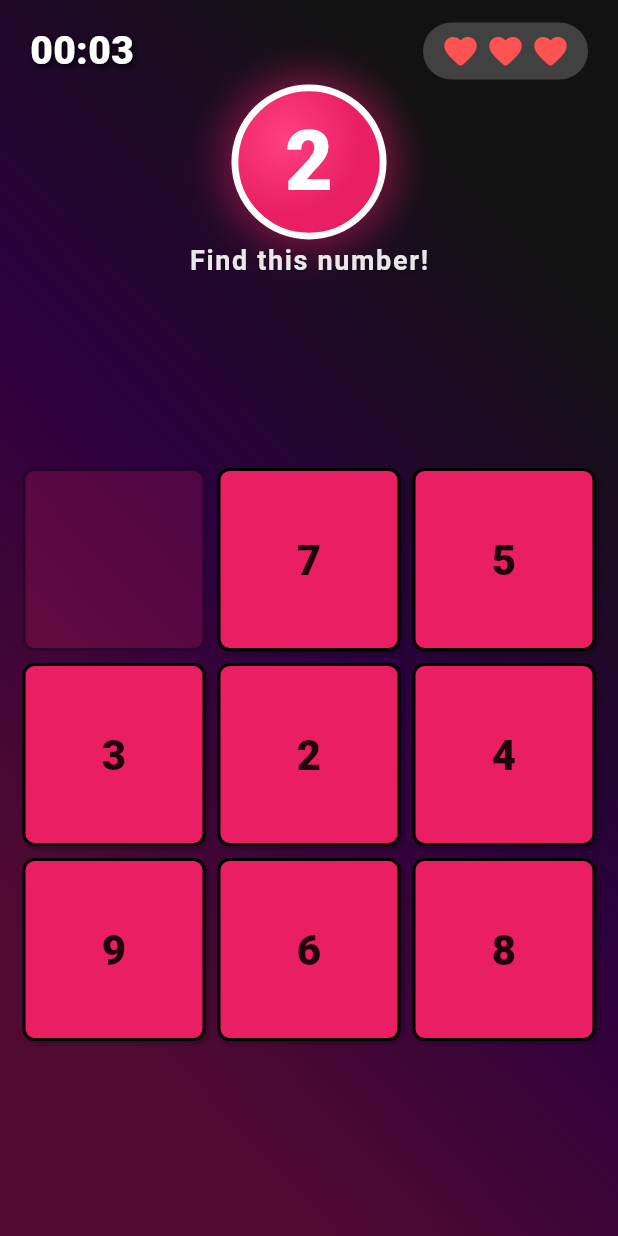
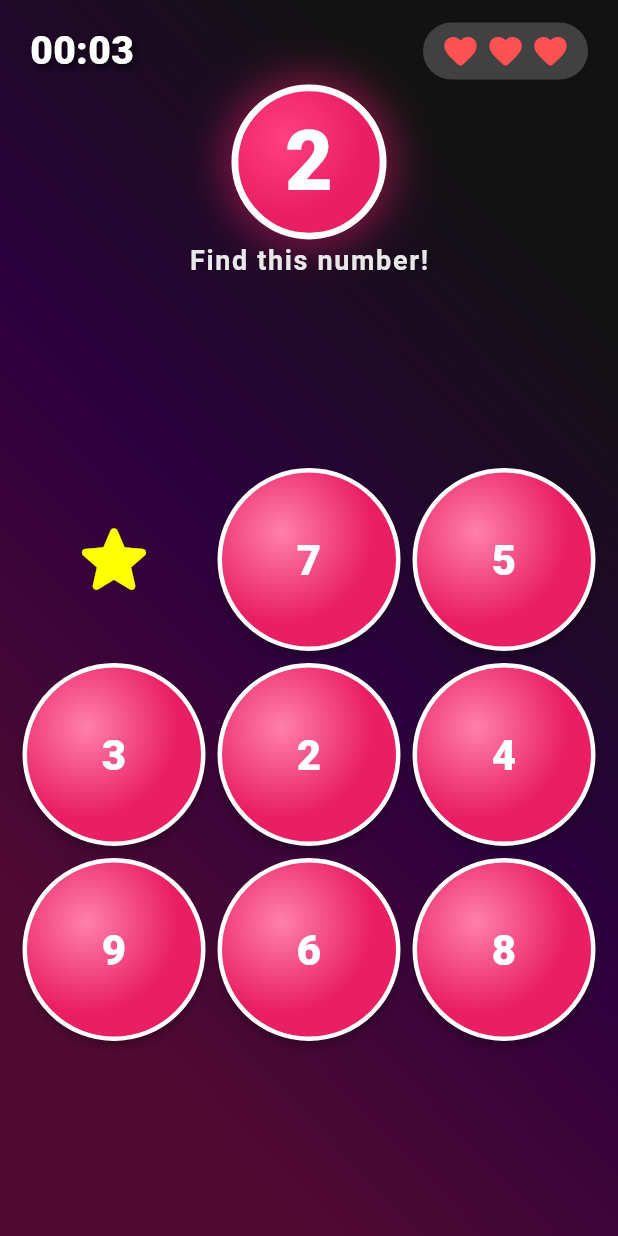
Before and after one commit to Pradeep-089/PopCount, a Flutter app: the GameScreen screen opened directly with sample values from the repository, after a tap on an icon or button, on a phone screen of 412 x 824 dp. Run offline on Flutter 3.47's test engine with Material 3 defaults, Android fonts, the phone set to English and light mode, and no system bars; our stand-ins replace equatable, flutter_bloc, shared_preferences; accounts and stored records are empty.

Commit message:
Enhance GameBubble with success sparkles and mistake wiggle animations

```diff
--- a/lib/screens/game_screen.dart
+++ b/lib/screens/game_screen.dart
@@ -80,7 +80,11 @@ class GameScreen extends StatelessWidget {
                                     itemCount: state.grid.length,
                                     itemBuilder: (context, index) {
                                       final cell = state.grid[index];
-                                      return _buildBubble(context, cell);
+                                      return GameBubble(
+                                        cell: cell,
+                                        expectedNumber: state.expectedNumber,
+                                        onTap: () => context.read<GameBloc>().add(BubbleTappedEvent(cell)),
+                                      );
                                     },
                                   );
                                 }
@@ -97,39 +101,6 @@ class GameScreen extends StatelessWidget {
               ),
             ),
           ],
-        ),
-      ),
-    );
-  }
-
-  Widget _buildBubble(BuildContext context, dynamic cell) {
-    return GestureDetector(
-      onTap: () => context.read<GameBloc>().add(BubbleTappedEvent(cell)),
-      child: AnimatedOpacity(
-        opacity: cell.isPopped ? 0.2 : 1.0,
-        duration: const Duration(milliseconds: 200),
-        child: Container(
-          decoration: BoxDecoration(
-            color: Colors.pink,
-            borderRadius: BorderRadius.circular(8),
-            border: Border.all(color: Colors.black, width: 2),
-            boxShadow: cell.isPopped ? [] : [
-              const BoxShadow(color: Colors.black26, offset: Offset(2, 2), blurRadius: 2)
-            ],
-          ),
-          child: Center(
-            child: FittedBox(
-              fit: BoxFit.scaleDown,
-              child: Text(
-                '${cell.value}',
-                style: TextStyle(
-                  fontSize: 28,
-                  fontWeight: FontWeight.w900,
-                  color: cell.isPopped ? Colors.transparent : Colors.black87,
-                ),
-              ),
-            ),
-          ),
         ),
       ),
     );
@@ -326,3 +297,128 @@ class _MistakeIndicatorState extends State<MistakeIndicator> with SingleTickerPr
     );
   }
 }
+
+class GameBubble extends StatefulWidget {
+  final dynamic cell;
+  final int expectedNumber;
+  final VoidCallback onTap;
+
+  const GameBubble({
+    super.key,
+    required this.cell,
+    required this.expectedNumber,
+    required this.onTap,
+  });
+
+  @override
+  State<GameBubble> createState() => _GameBubbleState();
+}
+
+class _GameBubbleState extends State<GameBubble> with TickerProviderStateMixin {
+  late AnimationController _correctController;
+  late AnimationController _wrongController;
+  late Animation<double> _scaleAnimation;
+  late Animation<double> _shakeAnimation;
+  late Animation<double> _sparkleAnimation;
+
+  @override
+  void initState() {
+    super.initState();
+    _correctController = AnimationController(vsync: this, duration: const Duration(milliseconds: 300));
+    _scaleAnimation = TweenSequence<double>([
+      TweenSequenceItem(tween: Tween(begin: 1.0, end: 1.2), weight: 50),
+      TweenSequenceItem(tween: Tween(begin: 1.2, end: 1.0), weight: 50),
+    ]).animate(_correctController);
+    _sparkleAnimation = Tween<double>(begin: 0.0, end: 1.5).animate(
+      CurvedAnimation(parent: _correctController, curve: Curves.easeOut),
+    );
+
+    _wrongController = AnimationController(vsync: this, duration: const Duration(milliseconds: 400));
+    _shakeAnimation = TweenSequence<double>([
+      TweenSequenceItem(tween: Tween(begin: 0.0, end: 4.0), weight: 1),
+      TweenSequenceItem(tween: Tween(begin: 4.0, end: -4.0), weight: 1),
+      TweenSequenceItem(tween: Tween(begin: -4.0, end: 4.0), weight: 1),
+      TweenSequenceItem(tween: Tween(begin: 4.0, end: 0.0), weight: 1),
+    ]).animate(_wrongController);
+  }
+
+  void _handleTap() {
+    if (widget.cell.isPopped) return;
+    if (widget.cell.value == widget.expectedNumber) {
+      _correctController.forward(from: 0);
+    } else {
+      _wrongController.forward(from: 0);
+    }
+    widget.onTap();
+  }
+
+  @override
+  void dispose() {
+    _correctController.dispose();
+    _wrongController.dispose();
+    super.dispose();
+  }
+
+  @override
+  Widget build(BuildContext context) {
+    return AnimatedBuilder(
+      animation: Listenable.merge([_correctController, _wrongController]),
+      builder: (context, child) {
+        return Transform.translate(
+          offset: Offset(_shakeAnimation.value, 0),
+          child: Transform.scale(
+            scale: _scaleAnimation.value,
+            child: child,
+          ),
+        );
+      },
+      child: GestureDetector(
+        onTap: _handleTap,
+        child: Stack(
+          alignment: Alignment.center,
+          children: [
+            AnimatedOpacity(
+              opacity: widget.cell.isPopped ? 0.0 : 1.0,
+              duration: const Duration(milliseconds: 300),
+              child: Container(
+                decoration: BoxDecoration(
+                  shape: BoxShape.circle,
+                  gradient: RadialGradient(
+                    colors: [Colors.pinkAccent.shade100, Colors.pink],
+                    center: const Alignment(-0.3, -0.3),
+                  ),
+                  border: Border.all(color: Colors.white, width: 3),
+                  boxShadow: const [
+                    BoxShadow(color: Colors.black26, offset: Offset(0, 4), blurRadius: 4)
+                  ],
+                ),
+                child: Center(
+                  child: FittedBox(
+                    child: Padding(
+                      padding: const EdgeInsets.all(8.0),
+                      child: Text(
+                        '${widget.cell.value}',
+                        style: const TextStyle(
+                          fontSize: 28,
+                          fontWeight: FontWeight.w900,
+                          color: Colors.white,
+                        ),
+                      ),
+                    ),
+                  ),
+                ),
+              ),
+            ),
+            FadeTransition(
+              opacity: _correctController.drive(Tween(begin: 0.0, end: 1.0).chain(CurveTween(curve: const Interval(0, 0.5)))),
+              child: ScaleTransition(
+                scale: _sparkleAnimation,
+                child: const Icon(Icons.star_rounded, color: Colors.yellowAccent, size: 40),
+              ),
+            ),
+          ],
+        ),
+      ),
+    );
+  }
+}
```
